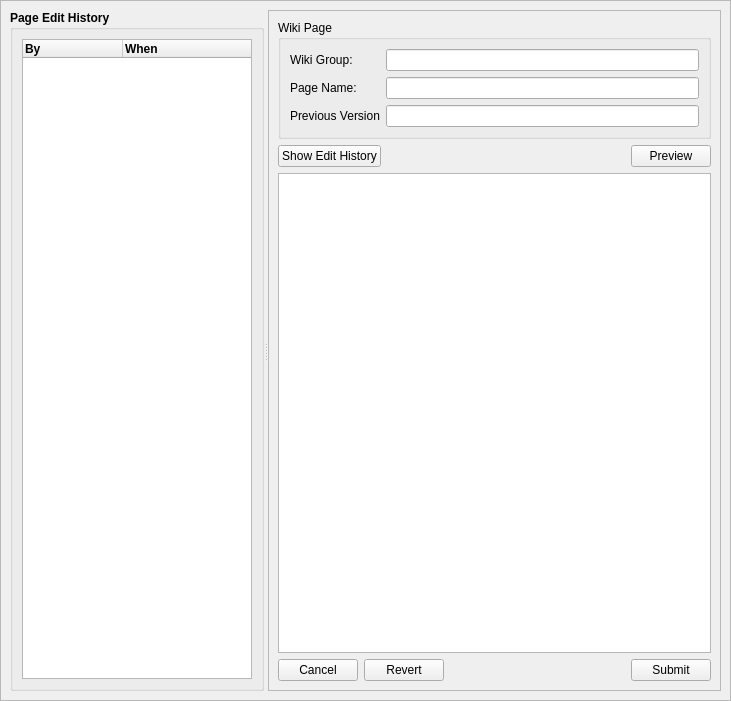
First picture: the form in retroshare-gui/src/gui/WikiPoos/WikiEditDialog.ui, repository RetroShare/RetroShare, before the edit.
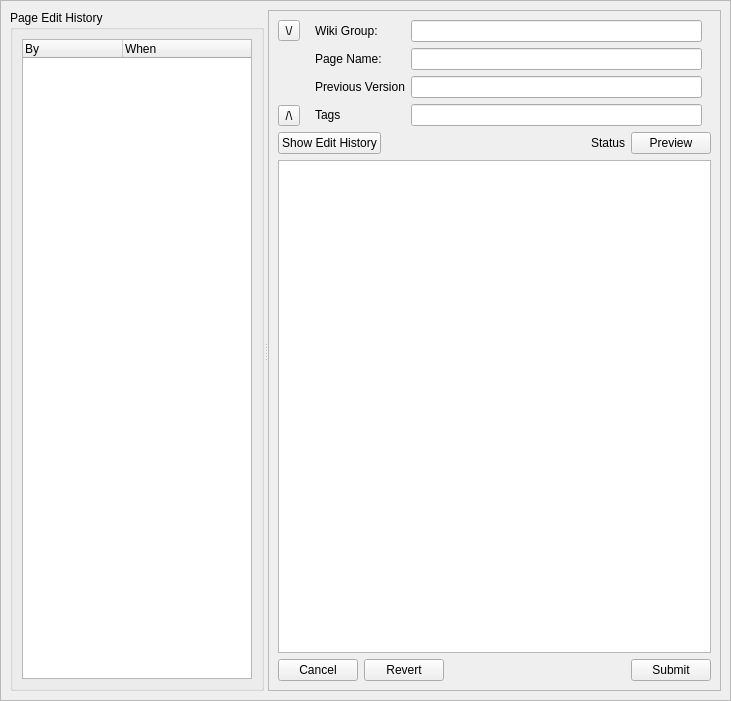
Second picture: the form after the edit. Custom widgets are drawn as their Qt base class.

Commit message: Improvements to WikiEditDialog  - Make Details togglable  - Keep track of Modified state.  - Add peg-markdown Renderer (disabled until I sort out support library).  - Fix up Submit to submit correct text and handle Utf8

Diff of the .ui file:
```diff
--- a/retroshare-gui/src/gui/WikiPoos/WikiEditDialog.ui
+++ b/retroshare-gui/src/gui/WikiPoos/WikiEditDialog.ui
@@ -54,12 +54,6 @@
          <enum>Qt::Horizontal</enum>
         </property>
         <widget class="QGroupBox" name="groupBox_History">
-         <property name="font">
-          <font>
-           <weight>75</weight>
-           <bold>true</bold>
-          </font>
-         </property>
          <property name="title">
           <string>Page Edit History</string>
          </property>
@@ -87,13 +81,58 @@
          <property name="frameShadow">
           <enum>QFrame::Raised</enum>
          </property>
-         <layout class="QVBoxLayout" name="verticalLayout" stretch="0,0,0,0">
+         <layout class="QVBoxLayout" name="verticalLayout_4" stretch="0,0,10,0">
           <item>
-           <widget class="QGroupBox" name="groupBox">
-            <property name="title">
-             <string>Wiki Page</string>
+           <layout class="QHBoxLayout" name="horizontalLayout_3">
+            <item>
+             <layout class="QVBoxLayout" name="verticalLayout">
+              <item>
+               <widget class="QToolButton" name="toolButton_Show">
+                <property name="text">
+                 <string>\/</string>
+                </property>
+               </widget>
+              </item>
+              <item>
+               <spacer name="verticalSpacer">
+                <property name="orientation">
+                 <enum>Qt::Vertical</enum>
+                </property>
+                <property name="sizeType">
+                 <enum>QSizePolicy::MinimumExpanding</enum>
+                </property>
+                <property name="sizeHint" stdset="0">
+                 <size>
+                  <width>10</width>
+                  <height>0</height>
+                 </size>
+                </property>
+               </spacer>
+              </item>
+              <item>
+               <widget class="QToolButton" name="toolButton_Hide">
+                <property name="text">
+                 <string>/\</string>
+                </property>
+               </widget>
+              </item>
+             </layout>
+            </item>
+            <item>
+             <widget class="QFrame" name="frame">
+              <property name="sizePolicy">
+               <sizepolicy hsizetype="Preferred" vsizetype="MinimumExpanding">
+                <horstretch>0</horstretch>
+                <verstretch>0</verstretch>
+               </sizepolicy>
             </property>
             <layout class="QFormLayout" name="formLayout">
+               <property name="topMargin">
+                <number>0</number>
+               </property>
+               <property name="bottomMargin">
+                <number>0</number>
+               </property>
              <item row="0" column="0">
               <widget class="QLabel" name="label_5">
                <property name="text">
@@ -148,8 +187,33 @@
                </property>
               </widget>
              </item>
-            </layout>
-           </widget>
+               <item row="3" column="0">
+                <widget class="QLabel" name="label_Tags">
+                 <property name="text">
+                  <string>Tags</string>
+                 </property>
+                </widget>
+               </item>
+               <item row="3" column="1">
+                <widget class="QLineEdit" name="lineEdit_Tags">
+                 <property name="sizePolicy">
+                  <sizepolicy hsizetype="Expanding" vsizetype="Fixed">
+                   <horstretch>10</horstretch>
+                   <verstretch>0</verstretch>
+                  </sizepolicy>
+                 </property>
+                 <property name="text">
+                  <string/>
+                 </property>
+                 <property name="readOnly">
+                  <bool>true</bool>
+                 </property>
+                </widget>
+               </item>
+              </layout>
+             </widget>
+            </item>
+           </layout>
           </item>
           <item>
            <layout class="QHBoxLayout" name="horizontalLayout_2">
@@ -173,6 +237,13 @@
               </property>
              </spacer>
             </item>
+            <item>
+             <widget class="QLabel" name="label_Status">
+              <property name="text">
+               <string>Status</string>
+              </property>
+             </widget>
+            </item>
             <item>
              <widget class="QPushButton" name="pushButton_Preview">
               <property name="text">
```
Left out of the diff: 11 changed lines with no effect on the pictures. Lines whose indentation alone changed are shown as unchanged. The commit also changes 2 other files.
